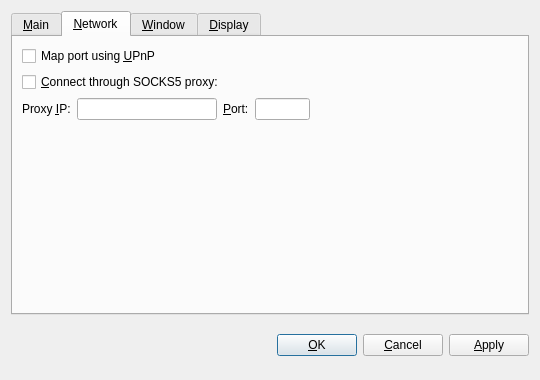
Old version of the form src/qt/forms/optionsdialog.ui in the repository wizadr/DiminutiveCoin.
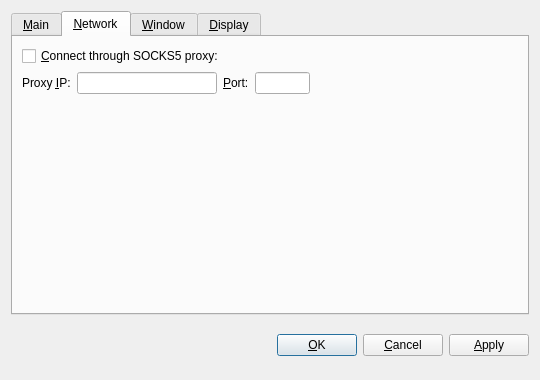
New version of the form. The open tabs and pages were chosen to show the change. Custom widgets are drawn as their Qt base class.

What changed in the file:
```diff
--- a/src/qt/forms/optionsdialog.ui
+++ b/src/qt/forms/optionsdialog.ui
@@ -152,16 +152,6 @@
        <string>&amp;Network</string>
       </attribute>
       <layout class="QVBoxLayout" name="verticalLayout_Network">
-       <item>
-        <widget class="QCheckBox" name="mapPortUpnp">
-         <property name="toolTip">
-          <string>Automatically open the DiminutiveVaultCoin client port on the router. This only works when your router supports UPnP and it is enabled.</string>
-         </property>
-         <property name="text">
-          <string>Map port using &amp;UPnP</string>
-         </property>
-        </widget>
-       </item>
        <item>
         <widget class="QCheckBox" name="connectSocks">
          <property name="toolTip">
```
Left out of the diff: 18 changed lines with no effect on the pictures.
